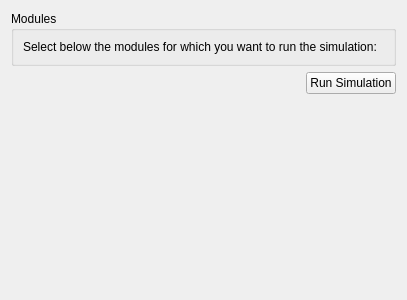
mgottschlag/kwin-tiling, file kstyles/oxygen/demo/ui/oxygenbenchmarkwidget.ui: the form before one commit.
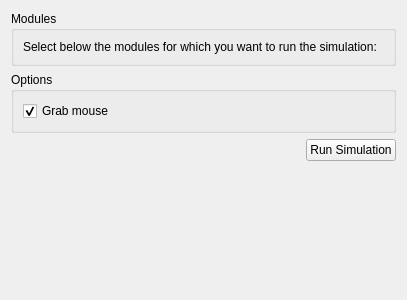
The form after the commit. Custom widgets are drawn as their Qt base class.

Commit message: Added mouse grab (for nicer looking simulations) Added proper handling of simulation abortion.

```diff
--- a/kstyles/oxygen/demo/ui/oxygenbenchmarkwidget.ui
+++ b/kstyles/oxygen/demo/ui/oxygenbenchmarkwidget.ui
@@ -13,7 +13,7 @@
   <property name="windowTitle">
    <string>Form</string>
   </property>
-  <layout class="QVBoxLayout" name="verticalLayout_2">
+  <layout class="QVBoxLayout" name="verticalLayout_4">
    <item>
     <widget class="QGroupBox" name="groupBox">
      <property name="title">
@@ -33,6 +33,25 @@
      </layout>
     </widget>
    </item>
+   <item>
+    <widget class="QGroupBox" name="groupBox_2">
+     <property name="title">
+      <string>Options</string>
+     </property>
+     <layout class="QVBoxLayout" name="verticalLayout_2">
+      <item>
+       <widget class="QCheckBox" name="grabMouseCheckBox">
+        <property name="text">
+         <string>Grab mouse</string>
+        </property>
+        <property name="checked">
+         <bool>true</bool>
+        </property>
+       </widget>
+      </item>
+     </layout>
+    </widget>
+   </item>
    <item>
     <layout class="QHBoxLayout" name="horizontalLayout">
      <item>
```
The commit also changes 6 other files.
